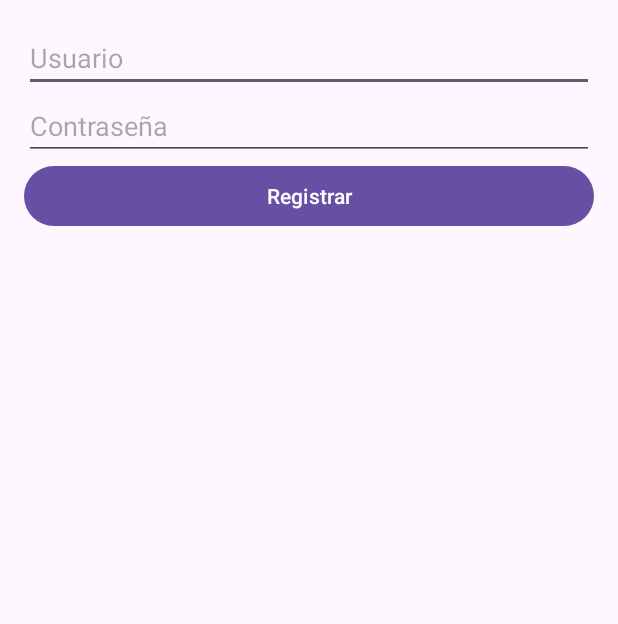
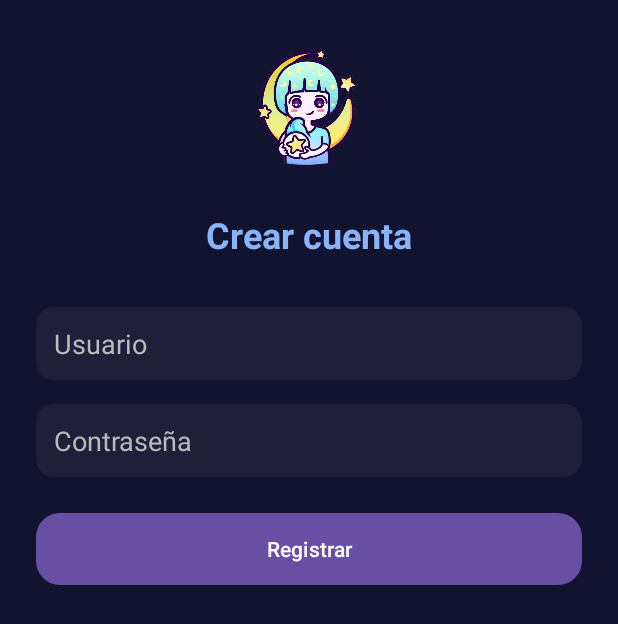
Before and after one commit to jorge140-mega/HipnoSue-o, an Android app built with Jetpack Compose: the RegisterActivity screen opened directly, with no data from a screen before it, on a phone screen of 412 x 824 dp. Shown: the top 624 px of the screen. Run offline under Robolectric (Android 15) with nearby library versions, the phone set to English and light mode, and no system bars.

Commit message:
SE AGREGO DISENIO AL REGISTER

```diff
--- a/app/src/main/res/layout/activity_register.xml
+++ b/app/src/main/res/layout/activity_register.xml
@@ -1,12 +1,61 @@
 <?xml version="1.0" encoding="utf-8"?>
 <LinearLayout xmlns:android="http://schemas.android.com/apk/res/android"
-    android:layout_width="match_parent" android:layout_height="match_parent"
-    android:orientation="vertical" android:padding="16dp">
+    android:layout_width="match_parent"
+    android:layout_height="match_parent"
+    android:background="#121331"
+    android:orientation="vertical"
+    android:padding="24dp"
+    android:gravity="center_horizontal">
+    <ImageView
+        android:id="@+id/imgLogo"
+        android:layout_width="100dp"
+        android:layout_height="100dp"
+        android:src="@drawable/hipnos_logo_2"
+        android:layout_marginBottom="16dp"
+        android:layout_gravity="center_horizontal" />
+    <!-- Título -->
+<TextView
+android:id="@+id/tvTituloRegistro"
+android:layout_width="wrap_content"
+android:layout_height="wrap_content"
+android:text="Crear cuenta"
+android:textColor="#8AB4F8"
+android:textSize="24sp"
+android:textStyle="bold"
+android:layout_marginBottom="32dp" />
 
-    <EditText android:id="@+id/etUsuario" android:hint="Usuario"
-        android:layout_width="match_parent" android:layout_height="wrap_content" />
-    <EditText android:id="@+id/etContrasena" android:hint="Contraseña"
-        android:inputType="textPassword" android:layout_width="match_parent" android:layout_height="wrap_content" />
-    <Button android:id="@+id/btnRegistrar" android:text="Registrar"
-        android:layout_width="match_parent" android:layout_height="wrap_content" />
-</LinearLayout>
+    <!-- Campo usuario -->
+<EditText
+android:id="@+id/etUsuario"
+android:layout_width="match_parent"
+android:layout_height="wrap_content"
+android:hint="Usuario"
+android:background="@drawable/bg_edittext_dark"
+android:padding="12dp"
+android:textColor="#FFFFFF"
+android:textColorHint="#BBBBBB"
+android:layout_marginBottom="16dp" />
+
+    <!-- Campo contraseña -->
+<EditText
+android:id="@+id/etContrasena"
+android:layout_width="match_parent"
+android:layout_height="wrap_content"
+android:hint="Contraseña"
+android:inputType="textPassword"
+android:background="@drawable/bg_edittext_dark"
+android:padding="12dp"
+android:textColor="#FFFFFF"
+android:textColorHint="#BBBBBB"
+android:layout_marginBottom="24dp" />
+
+    <!-- Botón registrar -->
+<Button
+android:id="@+id/btnRegistrar"
+android:layout_width="match_parent"
+android:layout_height="wrap_content"
+android:text="Registrar"
+android:textAllCaps="false"
+android:textColor="#FFFFFF"
+android:background="@drawable/btn_rounded_blue" />
+    </LinearLayout>
```
Also changed, not shown: app/src/main/res/layout/activity_settings.xml (+54 -41 lines).
